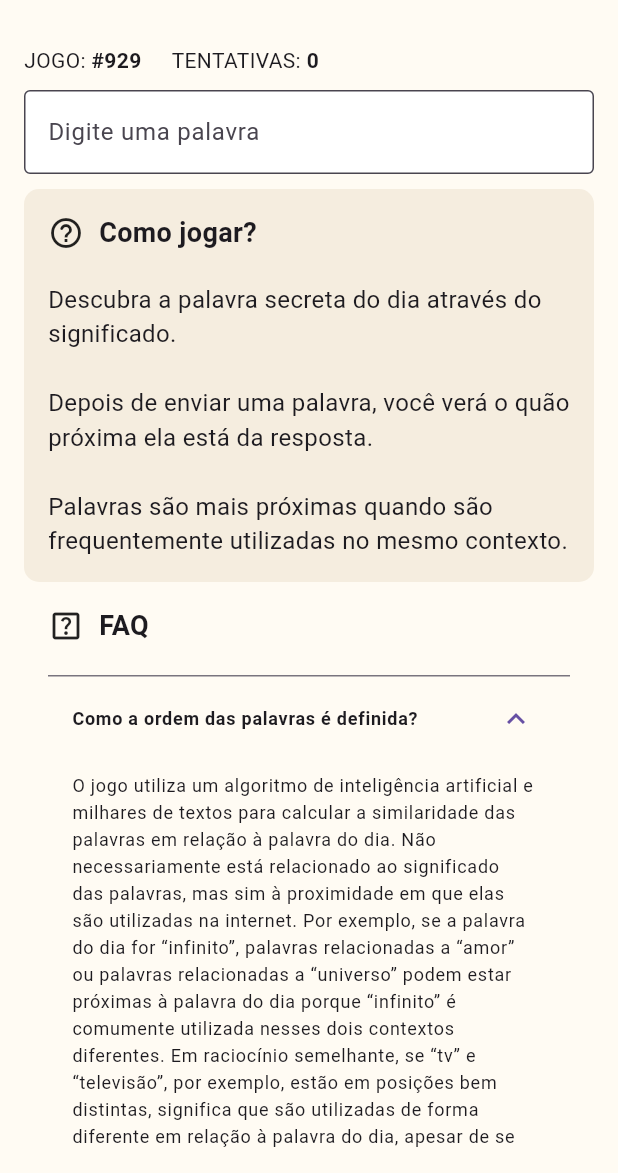
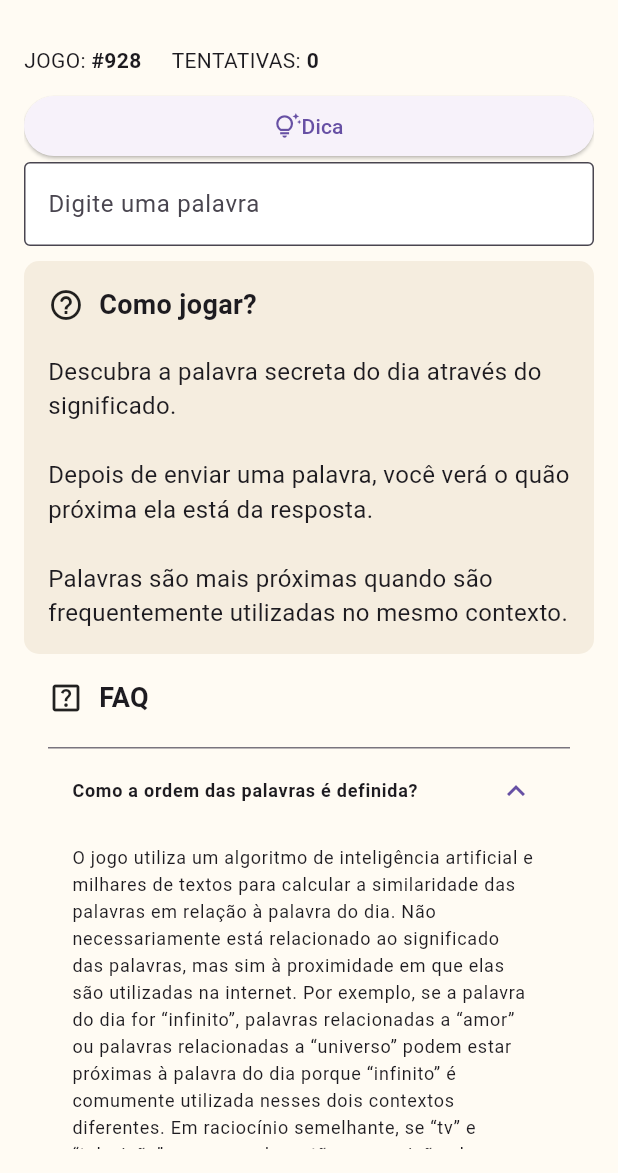
Before and after one commit to Markus-Gerrits/context_app, a Flutter app: the screen it shows after launch, after a tap on "Como a ordem das palavras é definida?", on a phone screen of 412 x 824 dp, the part 63-1236 px from its top. Run offline on Flutter 3.47's test engine with Material 3 defaults, Android fonts, the phone set to English and light mode, and no system bars; network calls fail.

Commit message:
feature: request for tips

```diff
--- a/lib/components/game_status.dart
+++ b/lib/components/game_status.dart
@@ -3,27 +3,45 @@ import 'package:flutter/material.dart';
 
 class GameStatus extends StatelessWidget {
   int attempts;
-  GameStatus({required this.attempts, super.key});
+  int tips;
+  GameStatus({required this.attempts, required this.tips, super.key});
   final WordService wordService = WordService();
 
   @override
   Widget build(BuildContext context) {
     return Row(
         children: [
-          Text('JOGO: '),
-          Text('#${wordService.getGameId()}', style: TextStyle(fontWeight: FontWeight.bold),),
+          const Text('JOGO: '),
+          Text('#${wordService.getGameId()}', style: const TextStyle(fontWeight: FontWeight.bold),),
           Padding(
-            padding: EdgeInsets.symmetric(horizontal: 20,),
+            padding: const EdgeInsets.symmetric(horizontal: 20,),
             child: Row(children: [
-              Text('TENTATIVAS: '),
+              const Text('TENTATIVAS: '),
               Text(
                 attempts.toString(),
-                style: TextStyle(
+                style: const TextStyle(
                   fontWeight: FontWeight.bold),
                 ),
               ],
             )
           ),
+          Offstage(
+            offstage: tips == 0,
+            child: Padding(
+              padding: const EdgeInsets.symmetric(horizontal: 0,),
+              child: Row(
+                children: [
+                  const Text('Dicas: '),
+                  Text(
+                    tips.toString(),
+                    style: const TextStyle(
+                      fontWeight: FontWeight.bold
+                    ),
+                  ),
+                ],
+              )
+            )
+          )
         ]
       );
   }
--- a/lib/components/result.dart
+++ b/lib/components/result.dart
@@ -16,14 +16,14 @@ class Result extends StatelessWidget {
       );
     }
     if (distance < 0) {
-      return Padding(
-        padding: const EdgeInsets.only(top: 10.0),
+      return const Padding(
+        padding: EdgeInsets.only(top: 10.0),
         child: Text('Não conheço esta palavra'),
       );
     }
     return Padding(
       padding: const EdgeInsets.only(top: 10.0),
-      child: WordItem(distance, word),
+      child: WordItem(distance: distance, word: word),
     );
   }
 }
--- a/lib/components/word_item_list.dart
+++ b/lib/components/word_item_list.dart
@@ -7,7 +7,11 @@ class WordItem extends StatelessWidget {
   final int distance;
   final String word;
 
-  const WordItem(this.distance, this.word, {super.key});
+  const WordItem({
+    required this.distance,
+    required this.word,
+    super.key
+  });
 
   Color getColor() {
     if (distance.toDouble() < Dimensions.nearDistanceRef) {
--- a/lib/screens/home_screen.dart
+++ b/lib/screens/home_screen.dart
@@ -24,8 +24,14 @@ class _HomeScreenState extends State<HomeScreen> {
   String currentWord = '';
   int currentDistance = 0 ;
   bool isRepeatedWord = false;
+  int tips = 0;
+  int tipsDistance = 299;
 
   List<WordItem> wordList = [];
+  WordItem currentItem = const WordItem(
+    distance: 0,
+    word: '',
+  );
 
   @override
   Widget build(BuildContext context) {
@@ -35,8 +41,19 @@ class _HomeScreenState extends State<HomeScreen> {
         children: [
           GameStatus(
             attempts: attempts,
+            tips: tips
           ),
           const SizedBox(height: 10,),
+          ElevatedButton(
+            onPressed: getTip,
+            child: const Row(
+              mainAxisAlignment: MainAxisAlignment.center,
+              children: [
+                Icon(Icons.tips_and_updates_outlined),
+                Text('Dica'),
+              ],
+            )
+          ),
           TextField(
             controller: inputController,
             decoration: const InputDecoration(
@@ -55,11 +72,11 @@ class _HomeScreenState extends State<HomeScreen> {
           // Resultado
           // Texto
           // WordItem
-          Offstage(offstage: attempts == 0, child: Result(distance: currentDistance, word: currentWord)),
+          Offstage(offstage: attempts == 0 && tips == 0, child: Result(distance: currentDistance, word: currentWord)),
           const SizedBox(height: 10,),
-          Offstage(offstage: attempts != 0, child: const WelcomeText(), ),
+          Offstage(offstage: attempts != 0 || tips != 0, child: const WelcomeText(), ),
           const SizedBox(height: 10,),
-          Offstage(offstage: attempts == 0, child: WordList(items: wordList,)),
+          Offstage(offstage: attempts == 0 && tips == 0, child: WordList(items: wordList,)),
         ]
       ),
     );
@@ -78,14 +95,34 @@ class _HomeScreenState extends State<HomeScreen> {
         currentWord = wordTyped;
         currentDistance = distance.distance;
         if (wordService.isValid(currentDistance)) {
-          wordList.add(WordItem(distance.distance, wordTyped));
-          wordList.sort((word1, word2) => word1.distance.compareTo(word2.distance));
+          addWords(distance.distance, wordTyped);
         }
         attempts++;
         inputController.clear();
       });
       developer.log('Usuário digitou: $wordTyped e foi a tentativa: $attempts, tem ${wordList.length} itens na lista');
     }
+  }
+
+  void getTip() async {
+    int tipValue;
+
+    if (wordList.isEmpty) {
+      tipValue = tipsDistance;
+    } else {
+      tipValue = wordList[0].distance < tipsDistance
+          ? wordList[0].distance ~/ 2
+          : tipsDistance;
+    }
+    developer.log('WordList: ${wordList.length}  TipValue: $tipValue');
+    final tip = await wordService.getTip(tipValue);
+    setState(() {
+      currentWord = tip.word;
+      currentDistance = tip.distance;
+      addWords(tip.distance, tip.word);
+      tipsDistance = (tipValue ~/ 2);
+      tips++;
+    });
   }
 
   bool wordAlreadyExists(String word) {
@@ -98,4 +135,10 @@ class _HomeScreenState extends State<HomeScreen> {
     return alreadyExists;
   }
 
+  void addWords(int distance, String word) {
+    currentItem = WordItem(distance: distance, word: word);
+    wordList.add(currentItem);
+    wordList.sort((word1, word2) => word1.distance.compareTo(word2.distance));
+  }
+
 }
```
Also changed, not shown: lib/services/word_service.dart (+17 -1 lines).
